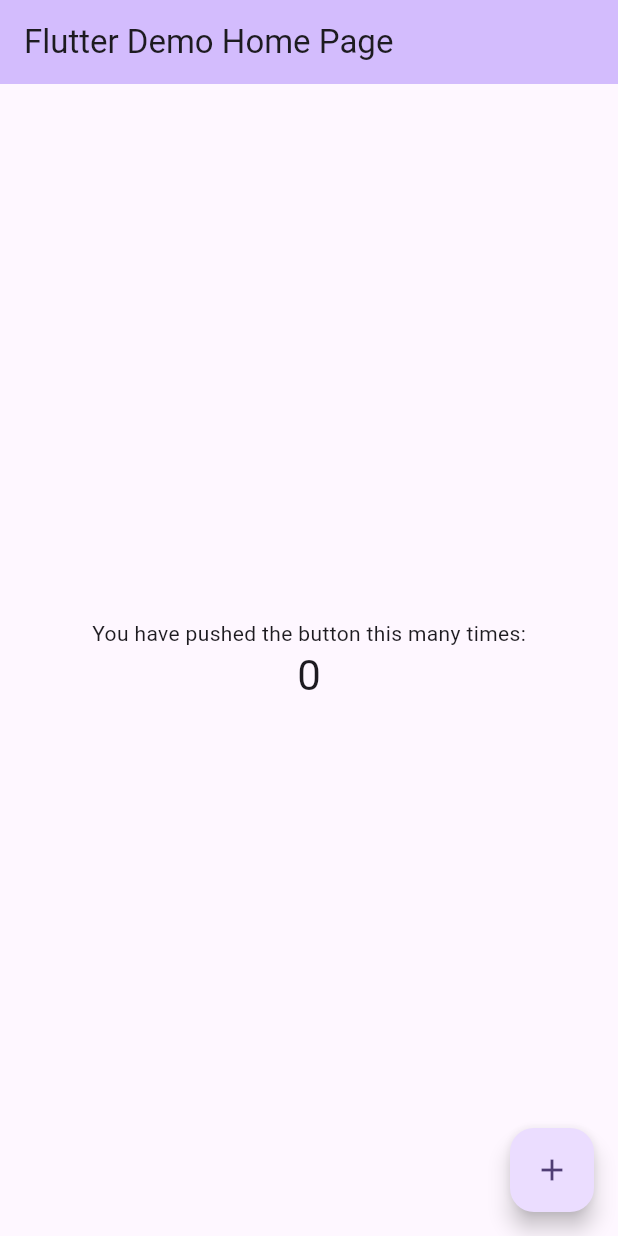
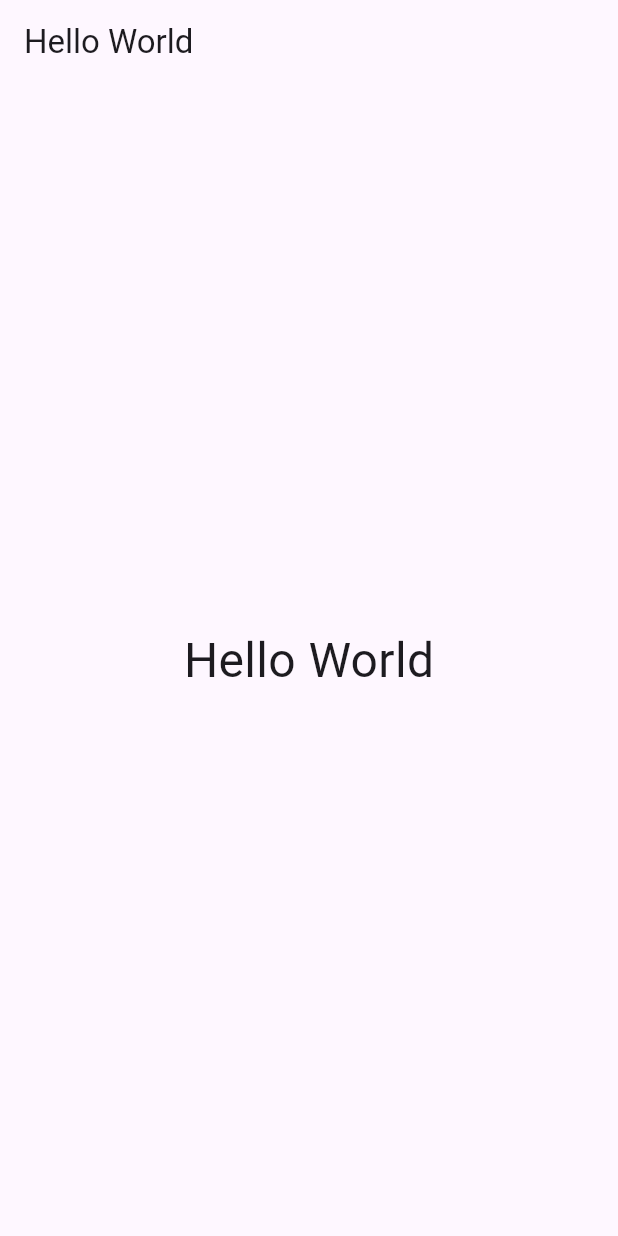
Before and after one commit to afmirandad/SecurityChat, a Flutter app: the screen it shows after launch, on a phone screen of 412 x 824 dp. Run offline on Flutter 3.47's test engine with Material 3 defaults, Android fonts, the phone set to English and light mode, and no system bars.

Commit message:
Development: Hello world message implementation

```diff
--- a/lib/main.dart
+++ b/lib/main.dart
@@ -1,122 +1,25 @@
+
 import 'package:flutter/material.dart';
 
 void main() {
-  runApp(const MyApp());
+  runApp(const HelloWorldApp());
 }
 
-class MyApp extends StatelessWidget {
-  const MyApp({super.key});
+class HelloWorldApp extends StatelessWidget {
+  const HelloWorldApp({super.key});
 
-  // This widget is the root of your application.
   @override
   Widget build(BuildContext context) {
     return MaterialApp(
-      title: 'Flutter Demo',
-      theme: ThemeData(
-        // This is the theme of your application.
-        //
-        // TRY THIS: Try running your application with "flutter run". You'll see
-        // the application has a purple toolbar. Then, without quitting the app,
-        // try changing the seedColor in the colorScheme below to Colors.green
-        // and then invoke "hot reload" (save your changes or press the "hot
-        // reload" button in a Flutter-supported IDE, or press "r" if you used
-        // the command line to start the app).
-        //
-        // Notice that the counter didn't reset back to zero; the application
-        // state is not lost during the reload. To reset the state, use hot
-        // restart instead.
-        //
-        // This works for code too, not just values: Most code changes can be
-        // tested with just a hot reload.
-        colorScheme: ColorScheme.fromSeed(seedColor: Colors.deepPurple),
+      home: Scaffold(
+        appBar: AppBar(title: const Text('Hello World')),
+        body: const Center(
+          child: Text(
+            'Hello World',
+            style: TextStyle(fontSize: 32),
+          ),
+        ),
       ),
-      home: const MyHomePage(title: 'Flutter Demo Home Page'),
     );
   }
 }
-
-class MyHomePage extends StatefulWidget {
-  const MyHomePage({super.key, required this.title});
-
-  // This widget is the home page of your application. It is stateful, meaning
-  // that it has a State object (defined below) that contains fields that affect
-  // how it looks.
-
-  // This class is the configuration for the state. It holds the values (in this
-  // case the title) provided by the parent (in this case the App widget) and
-  // used by the build method of the State. Fields in a Widget subclass are
-  // always marked "final".
-
-  final String title;
-
-  @override
-  State<MyHomePage> createState() => _MyHomePageState();
-}
-
-class _MyHomePageState extends State<MyHomePage> {
-  int _counter = 0;
-
-  void _incrementCounter() {
-    setState(() {
-      // This call to setState tells the Flutter framework that something has
-      // changed in this State, which causes it to rerun the build method below
-      // so that the display can reflect the updated values. If we changed
-      // _counter without calling setState(), then the build method would not be
-      // called again, and so nothing would appear to happen.
-      _counter++;
-    });
-  }
-
-  @override
-  Widget build(BuildContext context) {
-    // This method is rerun every time setState is called, for instance as done
-    // by the _incrementCounter method above.
-    //
-    // The Flutter framework has been optimized to make rerunning build methods
-    // fast, so that you can just rebuild anything that needs updating rather
-    // than having to individually change instances of widgets.
-    return Scaffold(
-      appBar: AppBar(
-        // TRY THIS: Try changing the color here to a specific color (to
-        // Colors.amber, perhaps?) and trigger a hot reload to see the AppBar
-        // change color while the other colors stay the same.
-        backgroundColor: Theme.of(context).colorScheme.inversePrimary,
-        // Here we take the value from the MyHomePage object that was created by
-        // the App.build method, and use it to set our appbar title.
-        title: Text(widget.title),
-      ),
-      body: Center(
-        // Center is a layout widget. It takes a single child and positions it
-        // in the middle of the parent.
-        child: Column(
-          // Column is also a layout widget. It takes a list of children and
-          // arranges them vertically. By default, it sizes itself to fit its
-          // children horizontally, and tries to be as tall as its parent.
-          //
-          // Column has various properties to control how it sizes itself and
-          // how it positions its children. Here we use mainAxisAlignment to
-          // center the children vertically; the main axis here is the vertical
-          // axis because Columns are vertical (the cross axis would be
-          // horizontal).
-          //
-          // TRY THIS: Invoke "debug painting" (choose the "Toggle Debug Paint"
-          // action in the IDE, or press "p" in the console), to see the
-          // wireframe for each widget.
-          mainAxisAlignment: MainAxisAlignment.center,
-          children: <Widget>[
-            const Text('You have pushed the button this many times:'),
-            Text(
-              '$_counter',
-              style: Theme.of(context).textTheme.headlineMedium,
-            ),
-          ],
-        ),
-      ),
-      floatingActionButton: FloatingActionButton(
-        onPressed: _incrementCounter,
-        tooltip: 'Increment',
-        child: const Icon(Icons.add),
-      ), // This trailing comma makes auto-formatting nicer for build methods.
-    );
-  }
-}
```
